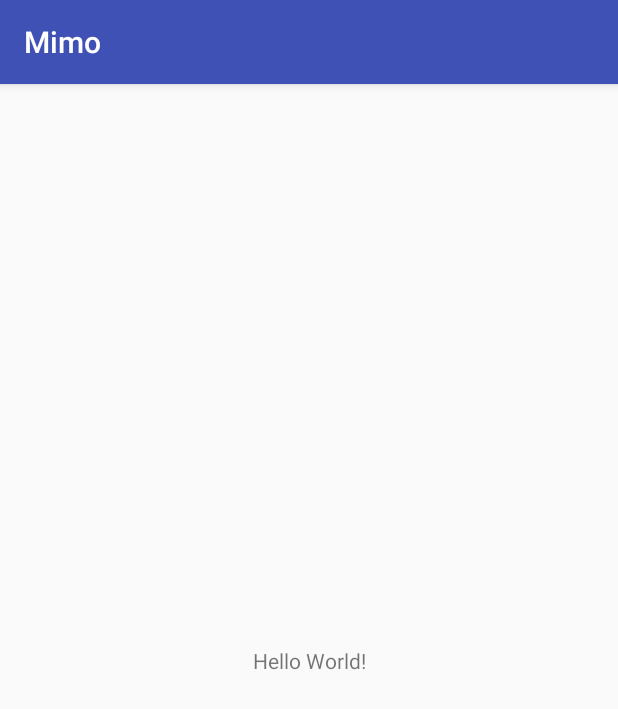
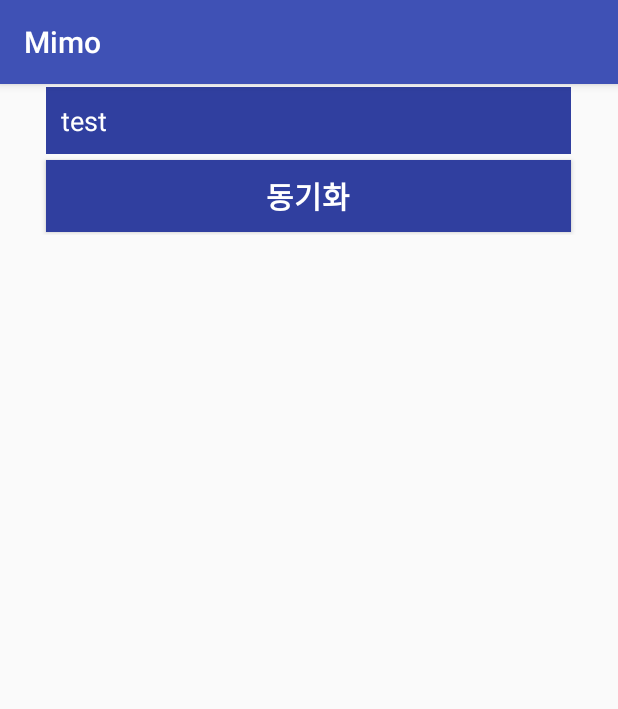
Before and after one commit to ckdgus0505/Mimo, an Android app: the screen it shows after launch (MainActivity), on a phone screen of 412 x 824 dp. Shown: the top 709 px of the screen. Run offline under Robolectric (Android 15) with nearby library versions, the phone set to English and light mode, and no system bars.

Commit message:
Update activity_main.xml

```diff
--- a/Android_Directory/Mimo/app/src/main/res/layout/activity_main.xml
+++ b/Android_Directory/Mimo/app/src/main/res/layout/activity_main.xml
@@ -6,13 +6,36 @@
     android:layout_height="match_parent"
     tools:context=".MainActivity">
 
-    <TextView
-        android:layout_width="wrap_content"
+    <LinearLayout
+        android:layout_width="match_parent"
         android:layout_height="wrap_content"
-        android:text="Hello World!"
-        app:layout_constraintBottom_toBottomOf="parent"
-        app:layout_constraintLeft_toLeftOf="parent"
-        app:layout_constraintRight_toRightOf="parent"
-        app:layout_constraintTop_toTopOf="parent" />
+        android:orientation="vertical"
+        android:layout_marginTop="40dp">
+
+        <EditText
+            android:layout_width="350dp"
+            android:layout_height="wrap_content"
+            android:layout_margin="2dp"
+            android:hint="test"
+            android:layout_gravity="center"
+            android:padding="10dp"
+            android:textColor="#ffffff"
+            android:textColorHint="#ffffff"
+            android:id="@+id/mimoText"
+            android:background="@color/colorPrimaryDark"/>
+
+        <Button
+            android:layout_width="350dp"
+            android:layout_height="wrap_content"
+            android:layout_margin="2dp"
+            android:textSize="20dp"
+            android:textStyle="bold"
+            android:textColor="#ffffff"
+            android:background="@color/colorPrimaryDark"
+            android:text="동기화"
+            android:layout_marginTop="10dp"
+            android:layout_gravity="center"/>
+
+    </LinearLayout>
 
 </android.support.constraint.ConstraintLayout>
```
